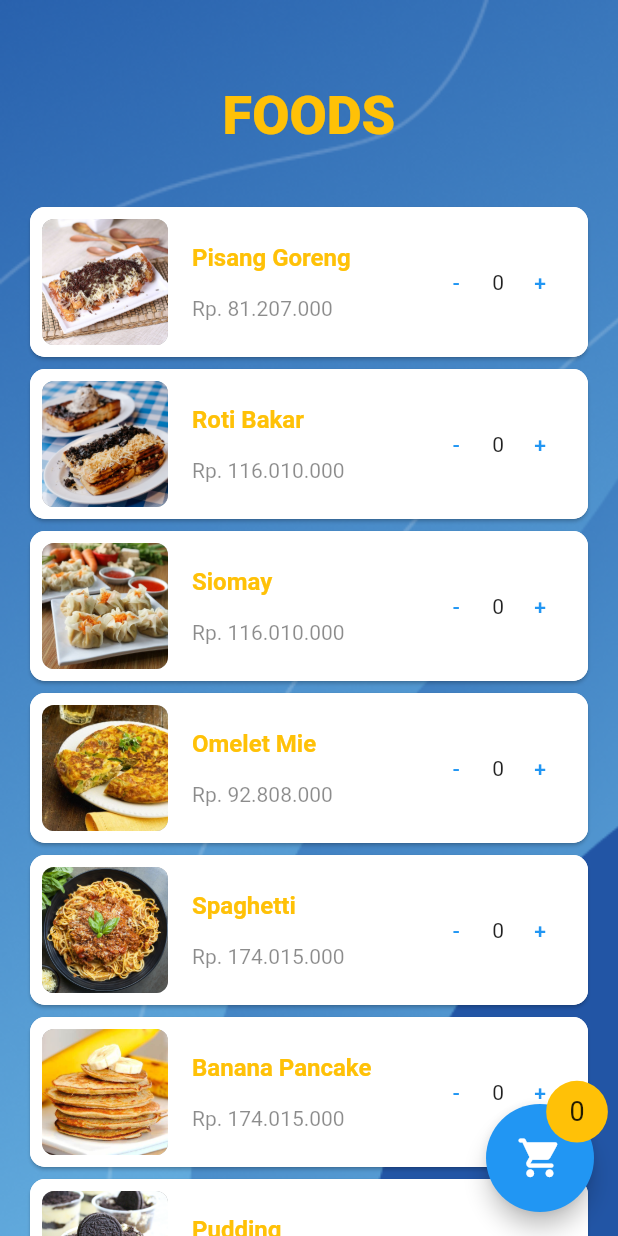
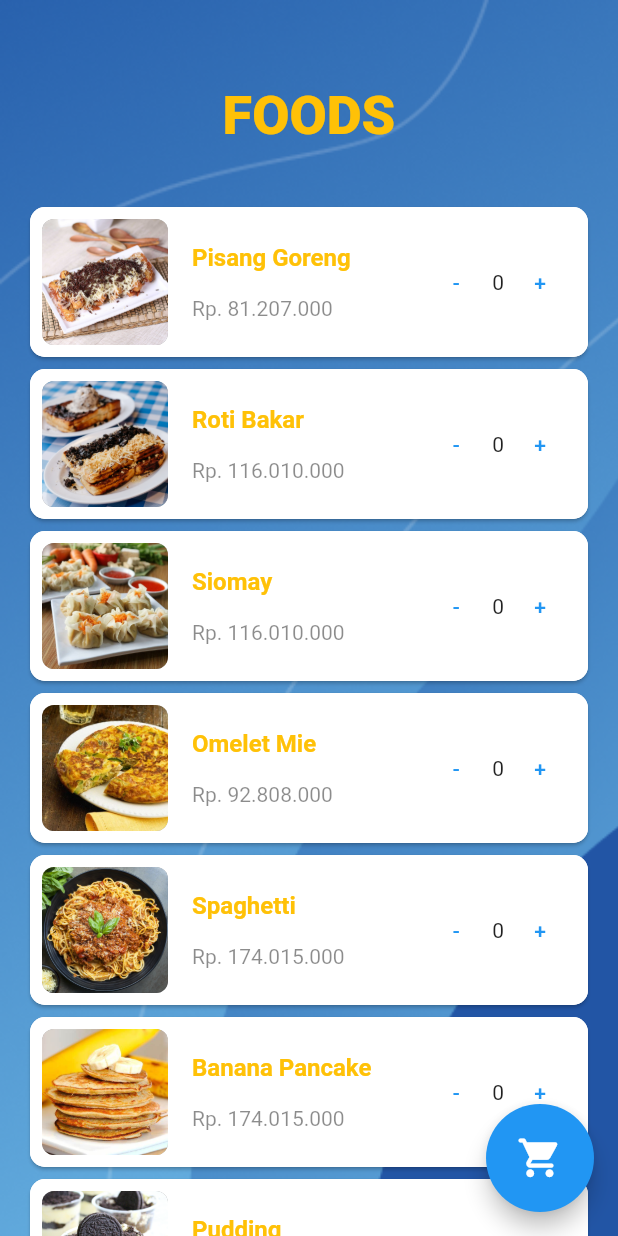
Before and after one commit to fatanabil/rena_cafe, a Flutter app: the FoodPage screen opened directly, on a phone screen of 412 x 824 dp. Run offline on Flutter 3.47's test engine with Material 2 defaults, Android fonts, the phone set to English and light mode, and no system bars; missing offline and left inert: dart:ffi.

Commit message:
remove cart badge from food page

```diff
--- a/lib/foods_page.dart
+++ b/lib/foods_page.dart
@@ -87,7 +87,9 @@ class _FoodPageState extends State<FoodPage> {
                               _addItem(index);
                               key[index]['foodKey${index}']
                                   ?.currentState
-                                  ?.setState(() {});
+                                  ?.setState(() {
+                                _addItem(index);
+                              });
                             });
                           },
                           // delItem: () {
@@ -118,18 +120,18 @@ class _FoodPageState extends State<FoodPage> {
                 },
                 child: Icon(Icons.shopping_cart_rounded),
               ),
-              Container(
-                child: Center(
-                  child: Text('${qty}'),
-                ),
-                padding: EdgeInsets.all(2),
-                width: 32,
-                height: 32,
-                decoration: BoxDecoration(
-                  color: Colors.amber,
-                  borderRadius: BorderRadius.circular(16),
-                ),
-              )
+              // Container(
+              //   child: Center(
+              //     child: Text('${qty}'),
+              //   ),
+              //   padding: EdgeInsets.all(2),
+              //   width: 32,
+              //   height: 32,
+              //   decoration: BoxDecoration(
+              //     color: Colors.amber,
+              //     borderRadius: BorderRadius.circular(16),
+              //   ),
+              // )
             ],
           ),
         ),
```
